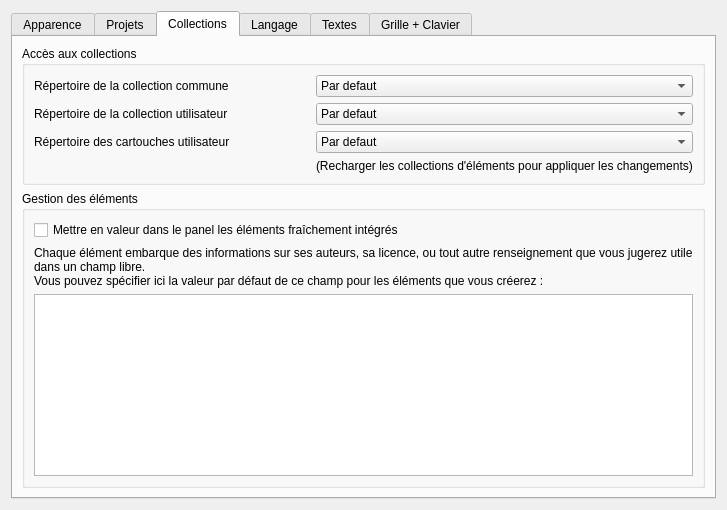
Qt form sources/ui/configpage/generalconfigurationpage.ui (qelectrotech/qelectrotech-source-mirror) before a commit.
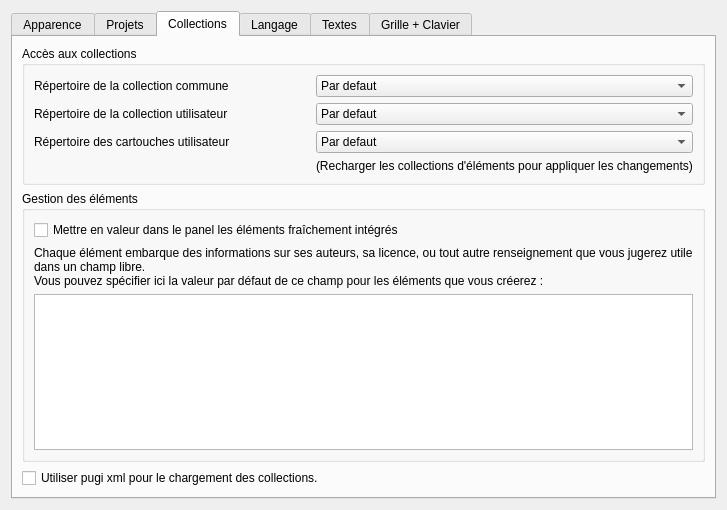
The same form after that commit. The open tabs and pages were chosen to show the change.

Commit message: Add option to switch between Qtxml or pugi xml. Add dialog to display the elpsaed time of collection loading.

Diff of the .ui file:
```diff
--- a/sources/ui/configpage/generalconfigurationpage.ui
+++ b/sources/ui/configpage/generalconfigurationpage.ui
@@ -325,6 +325,13 @@
          </layout>
         </widget>
        </item>
+       <item>
+        <widget class="QCheckBox" name="m_use_pugi_xml">
+         <property name="text">
+          <string>Utiliser pugi xml pour le chargement des collections.</string>
+         </property>
+        </widget>
+       </item>
       </layout>
      </widget>
      <widget class="QWidget" name="tab_6">
```
Left out of the diff: 2 changed lines with no effect on the pictures. The commit also changes 3 other files.
